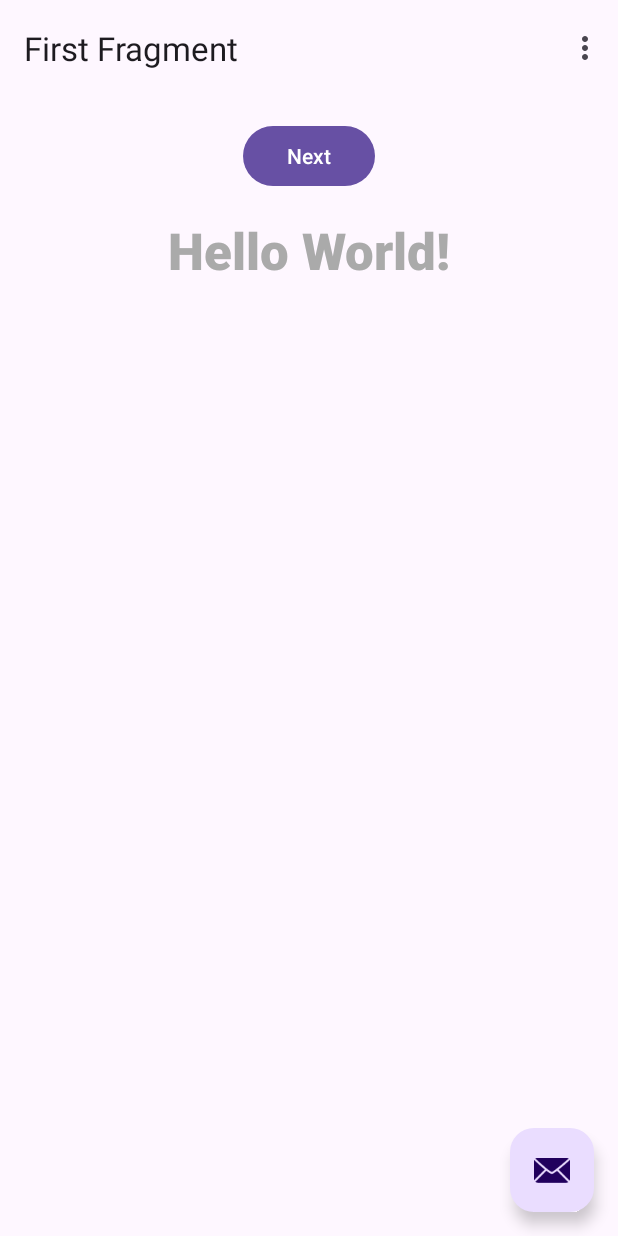
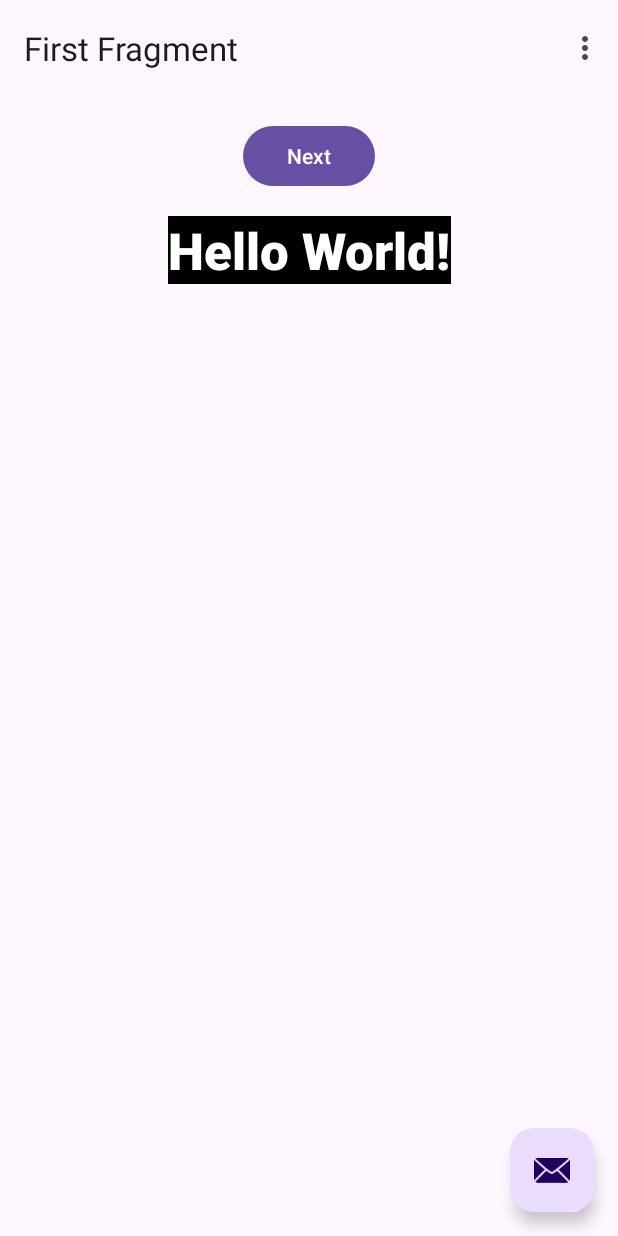
Before and after one commit to KHenkel95/My-First-App, an Android app: the screen it shows after launch (MainActivity), on a phone screen of 412 x 824 dp. Run offline under Robolectric (Android 15) with nearby library versions, the phone set to English and light mode, and no system bars; our stand-ins replace navigation-ui.

Commit message:
fix: Changed background and textColor in TextView of fragment_first.xml

```diff
--- a/app/src/main/res/layout/fragment_first.xml
+++ b/app/src/main/res/layout/fragment_first.xml
@@ -22,13 +22,14 @@
             app:layout_constraintTop_toTopOf="parent" />
 
         <TextView
+            android:background="@color/black"
             android:id="@+id/textview_first"
             android:layout_width="wrap_content"
             android:layout_height="wrap_content"
             android:layout_marginTop="16dp"
             android:fontFamily="sans-serif-black"
             android:text="@string/lorem_ipsum"
-            android:textColor="@android:color/darker_gray"
+            android:textColor="@android:color/white"
             android:textSize="34sp"
             android:typeface="normal"
             app:layout_constraintBottom_toBottomOf="parent"
```
